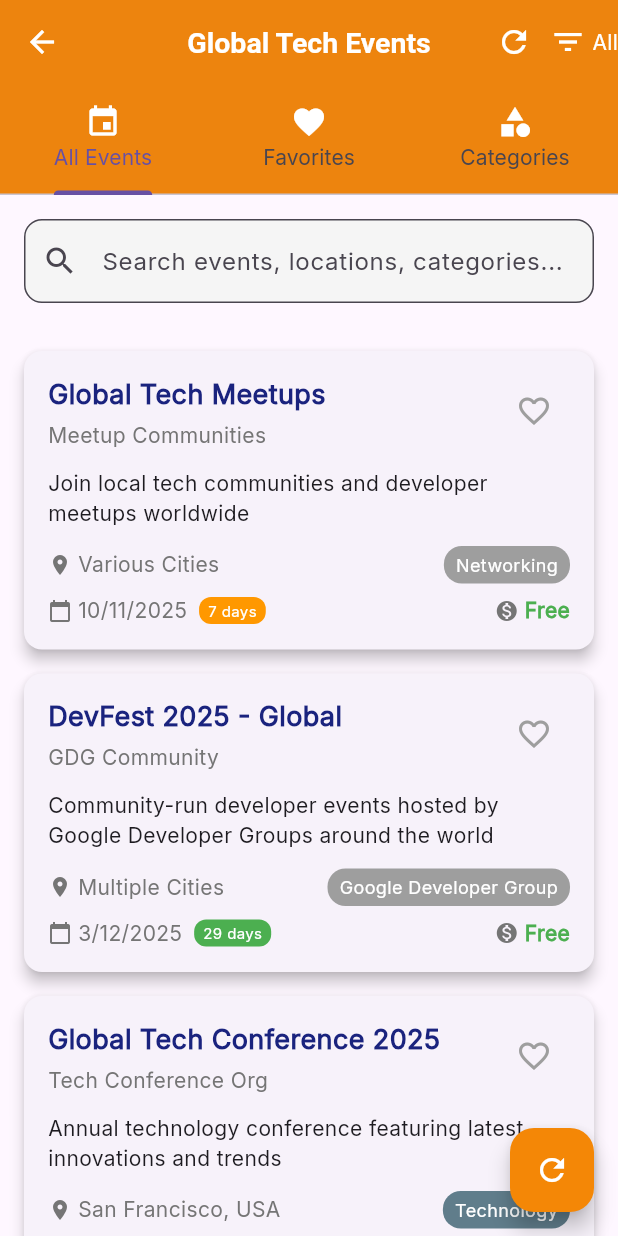
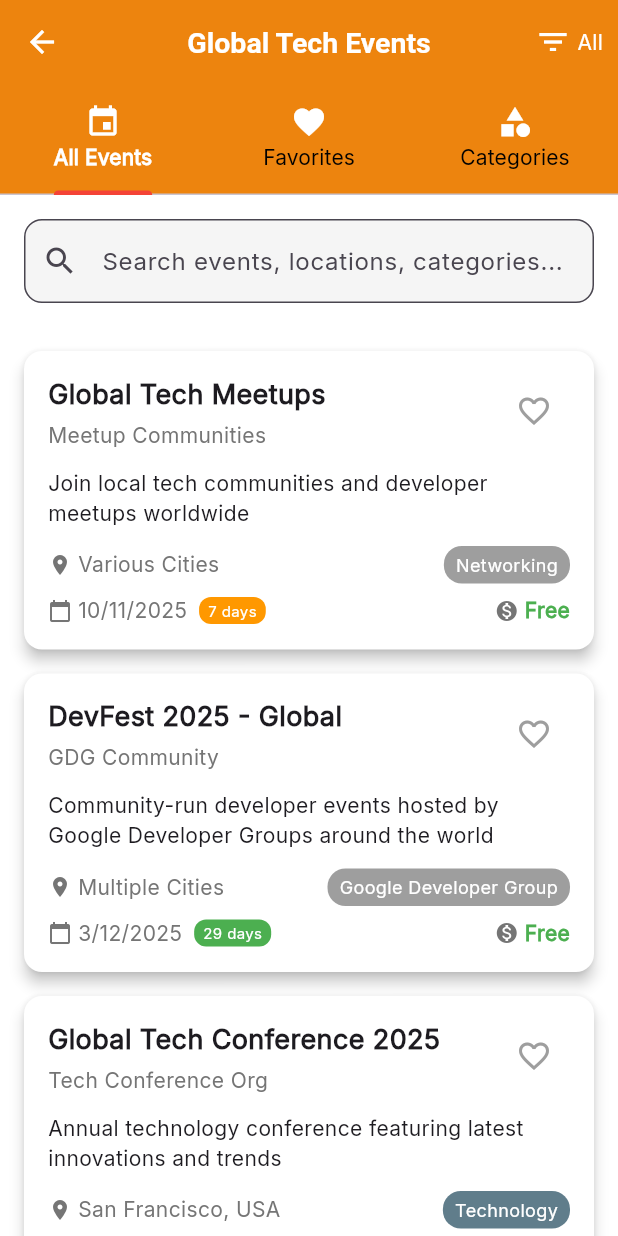
Before and after one commit to technotoxs07/Innovator, a Flutter app: the EventsHomePage screen opened directly, on a phone screen of 412 x 824 dp. Run offline on Flutter 3.47's test engine with Material 3 defaults, Android fonts, the phone set to English and light mode, and no system bars; our stand-ins replace audioplayers, cached_network_image, carousel_slider, chewie, cloud_firestore, connectivity_plus and 23 more; missing offline and left inert: in_app_update, syncfusion_flutter_pdfviewer; accounts and stored records are empty; network calls fail; project files that could hold a hidden picture were left out; key blocks and very long unbroken strings in the code were emptied for the run.

Commit message:
Changed the events.dart page

```diff
--- a/lib/screens/Events/Events.dart
+++ b/lib/screens/Events/Events.dart
@@ -746,17 +746,16 @@ bool _hasNewEvents(List<TechEvent> newEvents, List<TechEvent> cachedEvents) {
   @override
   Widget build(BuildContext context) {
     return Scaffold(
+      backgroundColor: Colors.white,
       appBar: AppBar(
         title: Text('Global Tech Events',style: TextStyle(color: Colors.white),
          ),
          backgroundColor: Color.fromRGBO(244, 135, 6, 1),
         actions: [
-          IconButton(
-            icon: Icon(Icons.refresh),
-            onPressed: loadEvents,
-            color: Colors.white,
-          ),
-          PopupMenuButton<String>(
+
+          Padding(
+            padding:  EdgeInsets.only(right: 10,left: 10),
+            child: PopupMenuButton<String>(
               onSelected: (value) {
                 setState(() {
                   selectedCountry = value;
@@ -774,11 +773,20 @@ bool _hasNewEvents(List<TechEvent> newEvents, List<TechEvent> cachedEvents) {
                 ],
               ),
             ),
+          ),
         ],
         bottom: TabBar(
+          indicatorColor: Colors.red,
+
+          unselectedLabelStyle: TextStyle(color: Colors.black),
+          labelStyle: TextStyle(color: Colors.white, fontWeight: FontWeight.bold),
           controller: _tabController,
           tabs: [
-            Tab(text: 'All Events', icon: Icon(Icons.event, color: Colors.white,)),
+            Tab(text: 'All Events',
+
+             icon: Icon(Icons.event,
+
+              color: Colors.white,)),
             Tab(text: 'Favorites', icon: Icon(Icons.favorite, color: Colors.white,)),
             Tab(text: 'Categories', icon: Icon(Icons.category, color: Colors.white,)),
           ],
@@ -818,11 +826,7 @@ bool _hasNewEvents(List<TechEvent> newEvents, List<TechEvent> cachedEvents) {
           ),
         ],
       ),
-      floatingActionButton: FloatingActionButton(
-        onPressed: loadEvents,
-        child: Icon(Icons.refresh, color: Colors.white,),
-        backgroundColor: Color.fromRGBO(244, 135, 6, 1),
-      ),
+
     );
   }
 
@@ -875,6 +879,7 @@ bool _hasNewEvents(List<TechEvent> newEvents, List<TechEvent> cachedEvents) {
 
     return Card(
       margin: EdgeInsets.only(bottom: 16),
+      color: Colors.white,
       elevation: 4,
       shape: RoundedRectangleBorder(borderRadius: BorderRadius.circular(12)),
       child: InkWell(
@@ -910,7 +915,7 @@ bool _hasNewEvents(List<TechEvent> newEvents, List<TechEvent> cachedEvents) {
                           style: TextStyle(
                             fontSize: 18,
                             fontWeight: FontWeight.bold,
-                            color: Colors.indigo[900],
+                            // color: Colors.indigo[900],
                           ),
                         ),
                         SizedBox(height: 4),
--- a/lib/utils/Drawer/custom_drawer.dart
+++ b/lib/utils/Drawer/custom_drawer.dart
@@ -1,6 +1,4 @@
 import 'dart:developer' as developer;
-import 'dart:io';
-import 'dart:ui';
 import 'dart:math' as math;
 import 'package:firebase_auth/firebase_auth.dart';
 import 'package:flutter/material.dart';
@@ -12,7 +10,6 @@ import 'dart:convert';
 import 'package:http/http.dart' as http;
 import 'package:innovator/App_data/App_data.dart';
 import 'package:innovator/Authorization/Login.dart';
-import 'package:innovator/Notification/FCM_Services.dart';
 import 'package:innovator/controllers/user_controller.dart';
 import 'package:innovator/main.dart';
 import 'package:innovator/screens/Eliza_ChatBot/Elizahomescreen.dart';
@@ -20,14 +17,12 @@ import 'package:innovator/screens/Events/Events.dart';
 import 'package:innovator/screens/F&Q/F&Qscreen.dart';
 import 'package:innovator/screens/Privacy_Policy/privacy_screen.dart';
 import 'package:innovator/screens/Profile/profile_page.dart';
-import 'package:innovator/screens/Project_Management/Project_idea.dart';
 import 'package:innovator/screens/Report/Report_screen.dart';
 import 'package:innovator/screens/Settings/settings.dart';
 import 'package:innovator/screens/chatApp/chat_homepage.dart';
 import 'package:innovator/screens/chatApp/controller/chat_controller.dart';
 import 'package:innovator/services/firebase_services.dart';
 import 'package:innovator/utils/Drawer/drawer_cache_manager.dart';
-import 'package:lottie/lottie.dart';
 import 'package:cached_network_image/cached_network_image.dart';
 
 
```
Also changed, not shown: lib/screens/show_Specific_Profile/Show_Specific_Profile.dart (+17 -32 lines), lib/widget/FloatingMenuwidget.dart (+9 -14 lines). Lines whose indentation alone changed are shown as unchanged.
